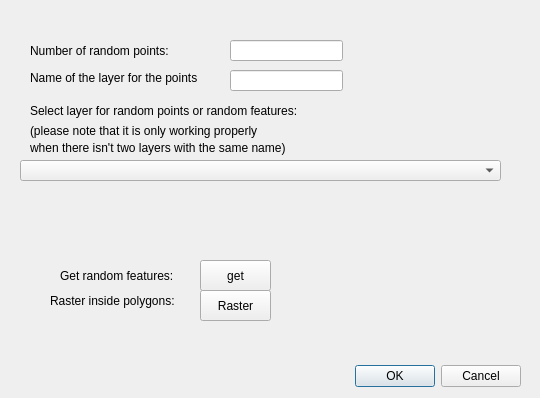
The window that myplugin_dialog_base.ui (pappmarci95/Testudo_hermanni) describes before a commit, drawn with Qt 5.
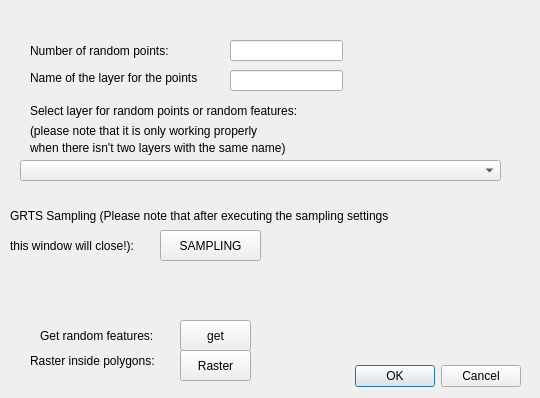
The same window after the commit.

Patch:
```diff
--- a/myplugin_dialog_base.ui
+++ b/myplugin_dialog_base.ui
@@ -78,8 +78,8 @@
   <widget class="QLabel" name="label_3">
    <property name="geometry">
     <rect>
-     <x>60</x>
-     <y>260</y>
+     <x>40</x>
+     <y>320</y>
      <width>131</width>
      <height>31</height>
     </rect>
@@ -91,8 +91,8 @@
   <widget class="QPushButton" name="get_random">
    <property name="geometry">
     <rect>
-     <x>200</x>
-     <y>260</y>
+     <x>180</x>
+     <y>320</y>
      <width>71</width>
      <height>31</height>
     </rect>
@@ -104,8 +104,8 @@
   <widget class="QLabel" name="label_4">
    <property name="geometry">
     <rect>
-     <x>50</x>
-     <y>280</y>
+     <x>30</x>
+     <y>340</y>
      <width>151</width>
      <height>41</height>
     </rect>
@@ -117,8 +117,8 @@
   <widget class="QPushButton" name="rasterbutton">
    <property name="geometry">
     <rect>
-     <x>200</x>
-     <y>290</y>
+     <x>180</x>
+     <y>350</y>
      <width>71</width>
      <height>31</height>
     </rect>
@@ -176,6 +176,45 @@
     <string>Name of the layer for the points</string>
    </property>
   </widget>
+  <widget class="QLabel" name="label_8">
+   <property name="geometry">
+    <rect>
+     <x>10</x>
+     <y>200</y>
+     <width>451</width>
+     <height>31</height>
+    </rect>
+   </property>
+   <property name="text">
+    <string>GRTS Sampling (Please note that after executing the sampling settings </string>
+   </property>
+  </widget>
+  <widget class="QPushButton" name="samplingbutton">
+   <property name="geometry">
+    <rect>
+     <x>160</x>
+     <y>230</y>
+     <width>101</width>
+     <height>31</height>
+    </rect>
+   </property>
+   <property name="text">
+    <string>SAMPLING</string>
+   </property>
+  </widget>
+  <widget class="QLabel" name="label_9">
+   <property name="geometry">
+    <rect>
+     <x>10</x>
+     <y>235</y>
+     <width>151</width>
+     <height>21</height>
+    </rect>
+   </property>
+   <property name="text">
+    <string>this window will close!):</string>
+   </property>
+  </widget>
  </widget>
  <resources/>
  <connections>
```
